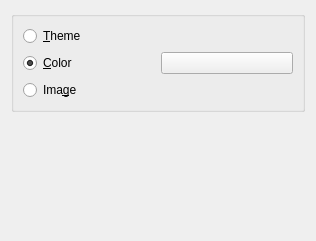
Before: the Qt Designer form bgselector.ui in KDE/klickety, drawn with Qt 5.
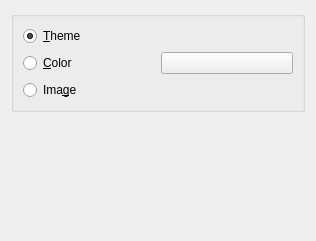
After: the same form once the commit is applied. Custom widgets are drawn as their Qt base class.

Commit message: Make Theme default as it is in KCFG file.

Patch:
```diff
--- a/bgselector.ui
+++ b/bgselector.ui
@@ -32,6 +32,9 @@
         <property name="text">
          <string>&amp;Theme</string>
         </property>
+        <property name="checked">
+         <bool>true</bool>
+        </property>
        </widget>
       </item>
       <item row="1" column="0">
@@ -39,9 +42,6 @@
         <property name="text">
          <string>&amp;Color</string>
         </property>
-        <property name="checked">
-         <bool>true</bool>
-        </property>
        </widget>
       </item>
       <item row="2" column="0">
```
